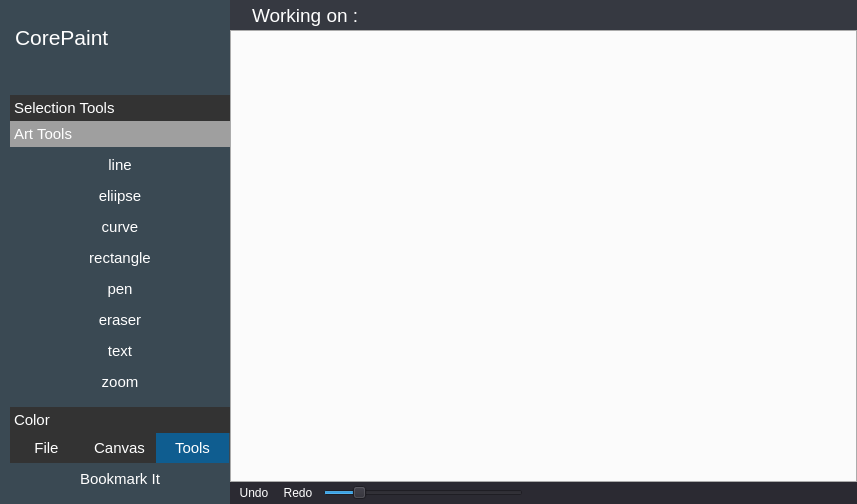
The window that app/corepaint/corepaint.ui (rahmanshaber/corebox) describes before a commit, drawn with Qt 5.
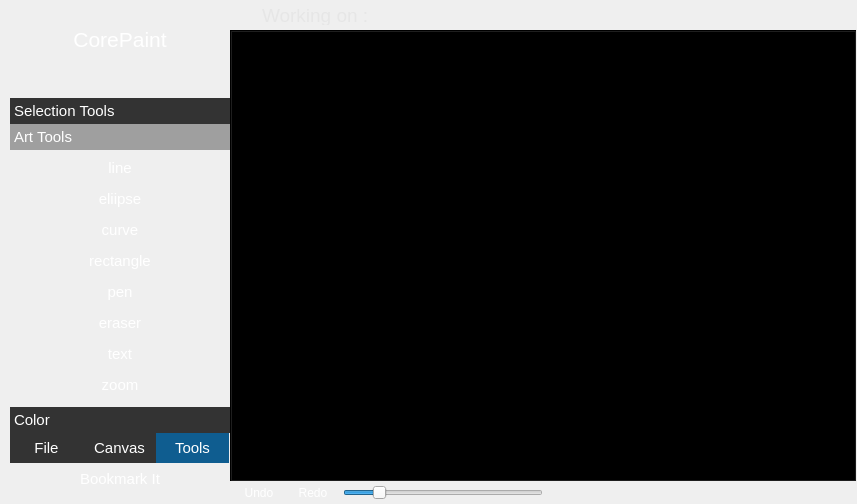
The same window after the commit. The open tabs and pages were chosen to show the change. Icons and pictures are not drawn.

```diff
--- a/app/corepaint/corepaint.ui
+++ b/app/corepaint/corepaint.ui
@@ -17,6 +17,131 @@
    <iconset resource="../icons.qrc">
     <normaloff>:/icons/CorePaint.svg</normaloff>:/icons/CorePaint.svg</iconset>
   </property>
+  <property name="styleSheet">
+   <string notr="true">/*CorePaint*/
+
+#appTitle{
+    border: 1px #232323;
+    background-color: transparent;
+    color: #ffffff;}
+
+
+QWidget [accessibleName=&quot;nameBar&quot;]{
+   background-color:#363941;
+   color: #000000;
+    border: 1px #45454D;}
+
+QWidget [accessibleName=&quot;statusBar&quot;]{
+    padding: 1px 5px 1px 2px;
+    background-color: #2B2A32 ;
+    color: #ffffff;
+    border: 1px  #2B2A32;}
+
+QWidget [accessibleName=&quot;shortcut&quot;]{
+    background-color: #3A4953;
+    color: #ffffff;
+    border: 1px #3A4953;}
+
+
+QLabel{
+    background-color:transparent;
+    color:#E6E6E6 ;
+    padding: 5px 5px 5px 5px;}
+
+
+QPushButton{
+    background-color: transparent;
+    color: #E6E6E6;
+    border: 1px #434343;
+    Text-align:left;
+    padding: 5px 5px 5px 5px;}
+QPushButton:pressed{
+    background-color:#1167A3; }
+QPushButton:hover {
+    background-color: #1167A3;}
+
+
+QToolButton{
+    background-color: transparent;
+    color: #ffffff;
+    border: 1px #434343;
+    Text-align:left;
+    padding: 5px 5px 5px 5px;}
+QToolButton:checked{
+    background-color: #212F39; }
+QToolButton:hover {
+    background-color: #212F39; }
+
+
+QToolBox {
+    background-color: #3A4953;
+    color: #ffffff;
+    border: 1px #434343;}
+QToolBox::tab {
+    border: 1px #434343;}
+QToolBox::tab:selected {
+    background: #9F9F9F;
+    color: white;}
+QToolBox::tab:!selected {
+    background: #333333;
+    color: white;}
+
+
+QTabWidget{
+    background-color: transparent;
+    border-style: none;}
+QTabWidget QTabBar{
+    background-color: #333333;
+    height: 30px;}
+QTabWidget QTabBar::tab{
+    text-align: left;
+    background-color: #136ba2;
+    border-style: none;
+    height: 30px;
+    width: 63px;
+    color: #ffffff;
+    padding: 0px 5px 0px 5px;}
+QTabWidget QTabBar::tab:selected{
+    background-color: #0f5d90;}
+QTabWidget QTabBar::tab:!selected{
+    background-color:  #333333;}
+QTabWidget QTabBar::tab:hover{
+    background-color:  #3D3D3D;}
+
+
+QScrollBar:vertical {
+    background-color: rgba( 0, 0, 0, 72% );
+    max-width: 8px;
+    border-radius: 4px;
+    padding: 1px; }
+QScrollBar::handle:vertical {
+    background-color: silver;
+    max-width: 6px;
+    min-height: 12px;
+    border-radius: 3px; }
+QScrollBar:horizontal {
+    background-color: rgba( 0, 0, 0, 72% );
+    max-height: 8px;
+    border-radius: 4px;
+    padding: 1px; }
+QScrollBar::handle:horizontal {
+    background-color: silver;
+    max-height: 6px;
+    min-width: 12px;
+    border-radius: 3px; }
+QScrollBar::sub-page:horizontal,
+QScrollBar::sub-page:vertical {
+    background-color: rgba( 0, 0, 0, 72% ); }
+QScrollBar::add-page:horizontal,
+QScrollBar::add-page:vertical {
+    background-color: rgba( 0, 0, 0, 72% ); }
+QScrollBar::add-line:vertical,
+QScrollBar::sub-line:vertical {
+    width: 0px; height: 0px; }
+QScrollBar::add-line:horizontal,
+QScrollBar::sub-line:horizontal {
+    width: 0px; height: 0px; }</string>
+  </property>
   <layout class="QGridLayout" name="gridLayout">
    <property name="leftMargin">
     <number>0</number>
@@ -47,11 +172,8 @@
        <height>30</height>
       </size>
      </property>
-     <property name="styleSheet">
-      <string notr="true">QWidget{
-background-color:#363941;
-color: #FFFFFF;
-}</string>
+     <property name="accessibleName">
+      <string>nameBar</string>
      </property>
      <property name="frameShape">
       <enum>QFrame::NoFrame</enum>
@@ -107,9 +229,6 @@
           <pointsize>14</pointsize>
          </font>
         </property>
-        <property name="styleSheet">
-         <string notr="true">color: white;</string>
-        </property>
         <property name="text">
          <string>Working on :</string>
         </property>
@@ -128,9 +247,6 @@
           <pointsize>14</pointsize>
          </font>
         </property>
-        <property name="styleSheet">
-         <string notr="true">color: white;</string>
-        </property>
         <property name="text">
          <string/>
         </property>
@@ -154,35 +270,6 @@
    </item>
    <item row="1" column="1">
     <widget class="QTabWidget" name="paintTabs">
-     <property name="styleSheet">
-      <string notr="true">QTabWidget {
-border:none;
-}
-
-QTabWidget QTabBar{
-background-color: #2B2A32;
-border:none;
-height: 25px;
-}
-
-QTabWidget QTabBar::tab{
-background-color: #2B2A32;
-color: #2B2A32;
-border-style: none;
-height: 25px;
-width: 130px;
-padding: 0px 5px 0px 5px;
-}
-
-QTabWidget QTabBar::tab:selected{
-background-color: #464652;
-color: #000000;
-}
-QTabWidget QTabBar::tab:!selected{
-background-color:  #2B2A32;
-color:#B4B4B4;
-}</string>
-     </property>
      <property name="tabPosition">
       <enum>QTabWidget::South</enum>
      </property>
@@ -202,12 +289,8 @@
        <height>22</height>
       </size>
      </property>
-     <property name="styleSheet">
-      <string notr="true">QWidget{
-background-color: #2B2A32;
-color: #ffffff;
-border: 1px #2B2A32;
-}</string>
+     <property name="accessibleName">
+      <string>statusBar</string>
      </property>
      <property name="frameShape">
       <enum>QFrame::NoFrame</enum>
@@ -230,19 +313,6 @@
       </property>
       <item>
        <widget class="QToolButton" name="undo">
-        <property name="styleSheet">
-         <string notr="true">QToolButton{
-Text-align:left;
-border: 1px rgb(67, 67, 67);
-}
-QToolButton:checked{
-background-color:#1792D0; 
-}
-
-QToolButton:hover {
-background-color: rgb(48, 140, 198);
-}</string>
-        </property>
         <property name="text">
          <string>Undo</string>
         </property>
@@ -260,19 +330,6 @@
       </item>
       <item>
        <widget class="QToolButton" name="redo">
-        <property name="styleSheet">
-         <string notr="true">QToolButton{
-Text-align:left;
-border: 1px rgb(67, 67, 67);
-}
-QToolButton:checked{
-background-color:#1792D0; 
-}
-
-QToolButton:hover {
-background-color: rgb(48, 140, 198);
-}</string>
-        </property>
         <property name="text">
          <string>Redo</string>
         </property>
@@ -431,32 +488,8 @@
        <height>16777215</height>
       </size>
      </property>
-     <property name="styleSheet">
-      <string notr="true">QWidget{
-background-color: #3A4953;
-color: #ffffff;
-border: 1px #3A4953;
-}
-
-QPushButton{
-Text-align:left;
-padding: 5px 5px 5px 5px;
-}
-
-
-QToolButton{
-Text-align:left;
-padding: 5px 5px 5px 5px;
-}
-
-QToolButton:checked{
-background-color: #212F39; 
-}
-
-QToolButton:hover {
-background-color: #212F39; 
-}
-</string>
+     <property name="accessibleName">
+      <string>shortcut</string>
      </property>
      <layout class="QVBoxLayout" name="verticalLayout">
       <property name="spacing">
@@ -475,7 +508,13 @@
        <number>10</number>
       </property>
       <item>
-       <widget class="QPushButton" name="title">
+       <widget class="QToolButton" name="appTitle">
+        <property name="sizePolicy">
+         <sizepolicy hsizetype="Preferred" vsizetype="Fixed">
+          <horstretch>0</horstretch>
+          <verstretch>0</verstretch>
+         </sizepolicy>
+        </property>
         <property name="font">
          <font>
           <pointsize>16</pointsize>
@@ -484,9 +523,6 @@
         <property name="focusPolicy">
          <enum>Qt::NoFocus</enum>
         </property>
-        <property name="styleSheet">
-         <string notr="true">Text-align:left</string>
-        </property>
         <property name="text">
          <string>CorePaint</string>
         </property>
@@ -500,6 +536,9 @@
           <height>24</height>
          </size>
         </property>
+        <property name="toolButtonStyle">
+         <enum>Qt::ToolButtonTextBesideIcon</enum>
+        </property>
        </widget>
       </item>
       <item>
@@ -527,32 +566,6 @@
           <bold>false</bold>
          </font>
         </property>
-        <property name="styleSheet">
-         <string notr="true">QTabWidget QTabBar{
-background-color: #333333;
-height: 30px;
-}
-
-QTabWidget QTabBar::tab{
-text-align: left;
-background-color: #136ba2;
-border-style: none;
-height: 30px;
-width: 63px;
-color: #ffffff;
-padding: 0px 5px 0px 5px;
-}
-
-QTabWidget QTabBar::tab:selected{
-background-color: #0f5d90;
-}
-QTabWidget QTabBar::tab:!selected{
-background-color:  #333333;
-}
-QTabWidget QTabBar::tab:hover{
-background-color:  #3D3D3D;
-}</string>
-        </property>
         <property name="tabPosition">
          <enum>QTabWidget::South</enum>
         </property>
@@ -1043,22 +1056,6 @@
               <bold>false</bold>
              </font>
             </property>
-            <property name="styleSheet">
-             <string notr="true">QToolBox::tab {
-background: #434343;
-border: 1px rgb(67, 67, 67);
-color: #ffffff;
-}
-
-QToolBox::tab:selected { 
-background: #9F9F9F;
-color: white;
-}
-QToolBox::tab:!selected { 
-background: #333333;
-color: white;
-}</string>
-            </property>
             <property name="currentIndex">
              <number>0</number>
             </property>
@@ -1309,8 +1306,8 @@
               <rect>
                <x>0</x>
                <y>0</y>
-               <width>88</width>
-               <height>234</height>
+               <width>216</width>
+               <height>257</height>
               </rect>
              </property>
              <attribute name="label">
```
Left out of the diff: 28 changed lines with no effect on the pictures.
